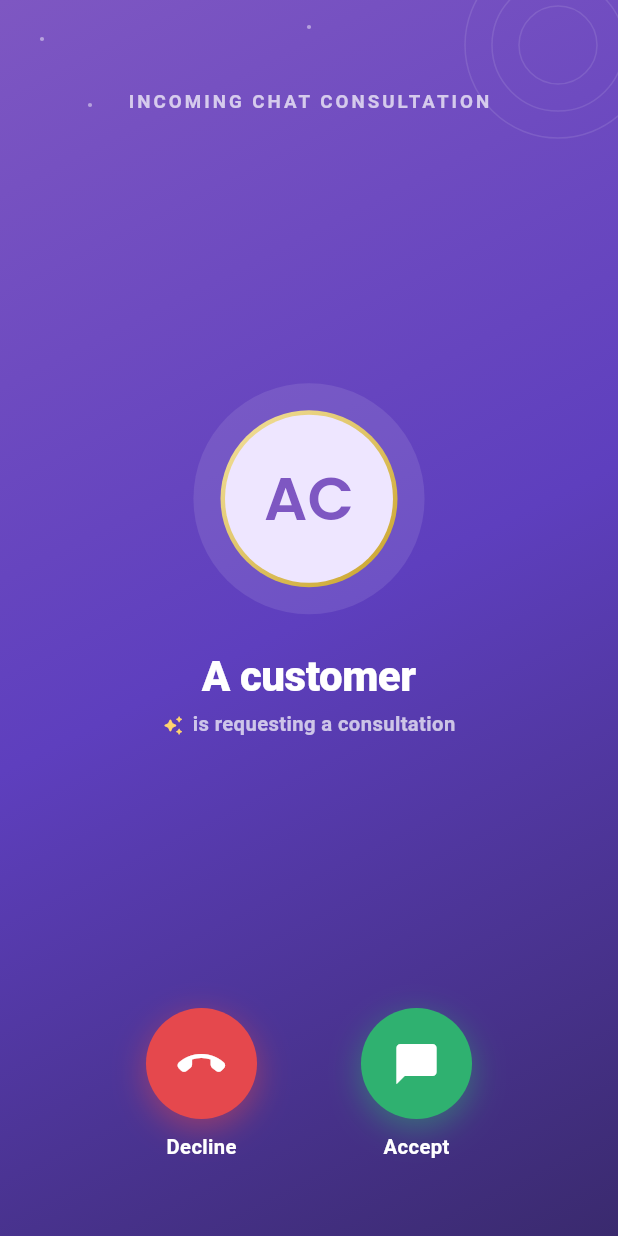
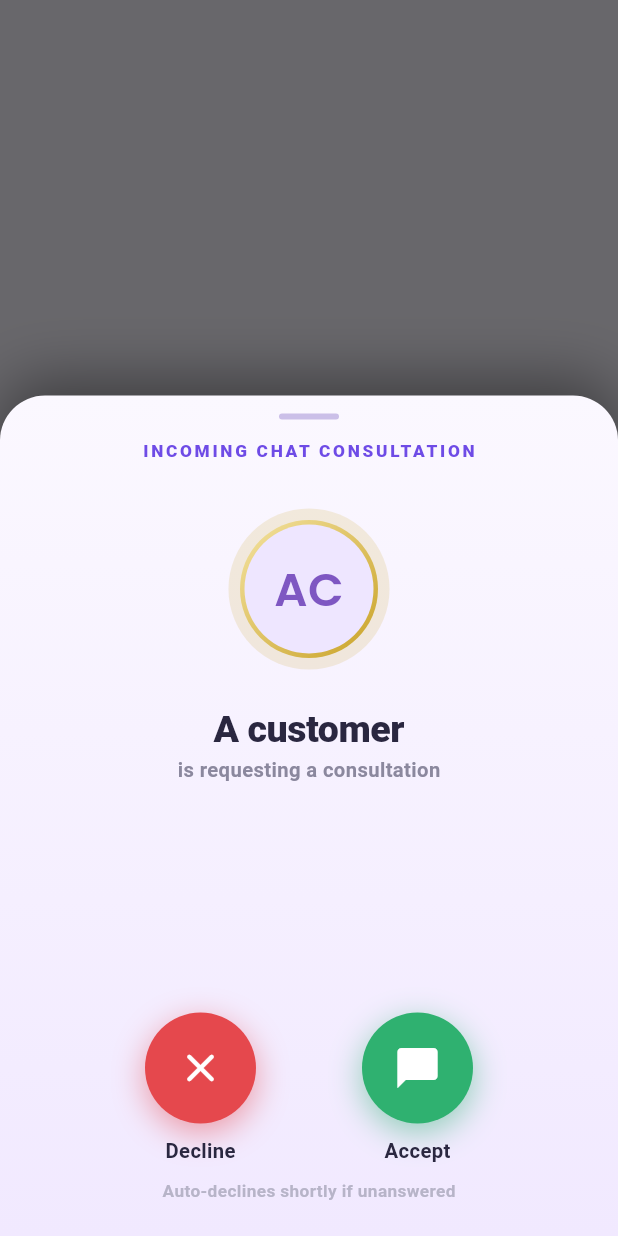
Before and after one commit to aaddrriisshh-dev/Asktro, a Flutter app: the IncomingCallScreen widget shown alone on an empty page, opened directly with empty values, on a phone screen of 412 x 824 dp. Run offline on Flutter 3.47's test engine with Material 3 defaults, Android fonts, the phone set to English and light mode, and no system bars; our stand-ins replace audioplayers, cloud_firestore, cloud_functions, connectivity_plus, equatable, firebase_analytics and 13 more; missing offline and left inert: firebase_app_check, razorpay_flutter; accounts and stored records are empty.

Commit message:
astrologer: incoming ring as a 68% overlay card (approved design)
Reworks the in-app incoming-call ring from a full-screen takeover into the
Truecaller-style overlay: the app dims behind and a rounded card slides up
covering ~68% of the screen with the pulsing caller avatar, name, a sign/age
context chip, and Decline/Accept. Ringtone, haptics, auto-dismiss and
accept/decline behaviour are unchanged. Tapping the dim area is absorbed
(never dismisses, never leaks to the app behind).

Co-Authored-By: Claude Opus 4.8 <noreply@anthropic.com>
Claude-Session: https://claude.ai/code/session_01WRrriC1w7QS5YfDnWvnAQM

```diff
--- a/apps/astrologer/lib/features/consultation/incoming_call.dart
+++ b/apps/astrologer/lib/features/consultation/incoming_call.dart
@@ -9,6 +9,7 @@ import 'package:shared_flutter/shared_flutter.dart';
 import '../../app/providers.dart';
 import '../../data/astrologer_repository.dart';
 import '../../ui/celestial.dart';
+import '../../ui/customer_insight.dart';
 import 'astrologer_consultation_screen.dart';
 
 /// Live view of the incoming consultation, so the ring auto-dismisses the moment
@@ -74,10 +75,22 @@ class _IncomingCallGateState extends ConsumerState<IncomingCallGate> {
 
   Future<void> _ring(SessionRow row) async {
     _ringing = true;
+    // A transparent route so the dimmed app shows behind the sliding card.
     await Navigator.of(context, rootNavigator: true).push(
-      MaterialPageRoute<void>(
-        fullscreenDialog: true,
-        builder: (_) => IncomingCallScreen(row: row, self: widget.self),
+      PageRouteBuilder<void>(
+        opaque: false,
+        barrierColor: Colors.transparent,
+        transitionDuration: const Duration(milliseconds: 320),
+        reverseTransitionDuration: const Duration(milliseconds: 220),
+        pageBuilder: (_, __, ___) => IncomingCallScreen(row: row, self: widget.self),
+        transitionsBuilder: (_, anim, __, child) => FadeTransition(
+          opacity: anim,
+          child: SlideTransition(
+            position: Tween<Offset>(begin: const Offset(0, 0.14), end: Offset.zero)
+                .animate(CurvedAnimation(parent: anim, curve: Curves.easeOutCubic)),
+            child: child,
+          ),
+        ),
       ),
     );
     _ringing = false;
@@ -188,77 +201,124 @@ class _IncomingCallScreenState extends ConsumerState<IncomingCallScreen>
     final cust = ref.watch(customerProvider(widget.row.c.customerId)).valueOrNull;
     final name = cust?.name ?? 'A customer';
     final type = widget.row.c.type;
+    final insight = CustomerInsight(cust);
+    final sign = insight.sunSign;
+    final age = insight.age;
+    final chip = <String>[
+      if (sign != '—') sign,
+      if (age != null) '$age yrs',
+    ].join(' · ');
 
     return PopScope(
       canPop: false, // must Accept or Decline — no accidental back-swipe
-      child: Scaffold(
-        body: Container(
-          decoration: const BoxDecoration(gradient: Sky.heroGrad),
+      child: Material(
+        type: MaterialType.transparency,
         child: Stack(
           children: [
-              const Positioned.fill(child: CelestialWash(opacity: 0.9)),
-              SafeArea(
+            // Dim the app behind the card; absorb taps so nothing leaks through
+            // and tapping outside the card never dismisses it.
+            Positioned.fill(
+              child: GestureDetector(
+                onTap: () {},
+                behavior: HitTestBehavior.opaque,
+                child: ColoredBox(color: Colors.black.withValues(alpha: 0.58)),
+              ),
+            ),
+            // The overlay card — ~68% of the screen, sliding up from the bottom.
+            Align(
+              alignment: Alignment.bottomCenter,
+              child: FractionallySizedBox(
+                heightFactor: 0.68,
+                widthFactor: 1,
+                child: Container(
+                  decoration: const BoxDecoration(
+                    gradient: LinearGradient(
+                      begin: Alignment.topCenter,
+                      end: Alignment.bottomCenter,
+                      colors: [Color(0xFFFBF8FF), Color(0xFFF1E9FF)],
+                    ),
+                    borderRadius: BorderRadius.vertical(top: Radius.circular(30)),
+                    boxShadow: [BoxShadow(color: Color(0x66000000), blurRadius: 34, offset: Offset(0, -10))],
+                  ),
+                  child: SafeArea(
+                    top: false,
                     child: Padding(
-                  padding: const EdgeInsets.fromLTRB(28, 40, 28, 40),
+                      padding: const EdgeInsets.fromLTRB(26, 12, 26, 22),
                       child: Column(
                         children: [
-                      const SizedBox(height: 20),
+                          Container(
+                            width: 40, height: 4,
+                            decoration: BoxDecoration(
+                              color: const Color(0xFFCBBFE8), borderRadius: BorderRadius.circular(99)),
+                          ),
+                          const SizedBox(height: 14),
                           Text('INCOMING ${type.name.toUpperCase()} CONSULTATION',
                               style: Sky.label.copyWith(
-                              color: Colors.white70, letterSpacing: 2, fontSize: 12.5)),
-                      const Spacer(),
+                                  color: Sky.purple, letterSpacing: 1.8, fontSize: 11.5, fontWeight: FontWeight.w800)),
+                          const SizedBox(height: 20),
                           // Pulsing halo around the caller's avatar.
                           AnimatedBuilder(
                             animation: _pulse,
-                        builder: (_, child) {
-                          final s = 1 + _pulse.value * 0.10;
-                          return Column(
-                            children: [
-                              Container(
-                                width: 150 * s,
-                                height: 150 * s,
+                            builder: (_, __) {
+                              final s = 1 + _pulse.value * 0.12;
+                              return SizedBox(
+                                width: 128, height: 128,
+                                child: Center(
+                                  child: Container(
+                                    width: 104 * s, height: 104 * s,
                                     decoration: BoxDecoration(
                                       shape: BoxShape.circle,
-                                  color: Colors.white.withValues(alpha: 0.10),
+                                      color: Sky.gold.withValues(alpha: 0.16),
                                     ),
                                     alignment: Alignment.center,
                                     child: Container(
-                                  width: 118,
-                                  height: 118,
+                                      width: 92, height: 92,
                                       decoration: const BoxDecoration(
                                           shape: BoxShape.circle, gradient: Sky.goldGrad),
                                       padding: const EdgeInsets.all(3),
-                                  child: AppAvatar(
-                                      name: name, photoUrl: cust?.profilePhoto, size: 112),
+                                      child: AppAvatar(name: name, photoUrl: cust?.profilePhoto, size: 86),
+                                    ),
+                                  ),
+                                ),
+                              );
+                            },
+                          ),
+                          const SizedBox(height: 16),
+                          Text(name,
+                              style: Sky.h1.copyWith(color: Sky.ink, fontSize: 25),
+                              maxLines: 1, overflow: TextOverflow.ellipsis),
+                          const SizedBox(height: 4),
+                          Text('is requesting a consultation',
+                              style: Sky.label.copyWith(color: Sky.ink2, fontSize: 13.5)),
+                          if (chip.isNotEmpty) ...[
+                            const SizedBox(height: 12),
+                            Container(
+                              padding: const EdgeInsets.symmetric(horizontal: 13, vertical: 7),
+                              decoration: BoxDecoration(
+                                color: Colors.white,
+                                borderRadius: BorderRadius.circular(999),
+                                border: Border.all(color: Sky.line),
+                              ),
+                              child: Row(
+                                mainAxisSize: MainAxisSize.min,
+                                children: [
+                                  const Icon(Icons.auto_awesome_rounded, size: 13, color: Sky.gold),
+                                  const SizedBox(width: 6),
+                                  Text(chip,
+                                      style: Sky.label.copyWith(
+                                          color: Sky.purpleDeep, fontSize: 12.5, fontWeight: FontWeight.w700)),
+                                ],
                               ),
                             ),
                           ],
-                          );
-                        },
-                      ),
-                      const SizedBox(height: 26),
-                      Text(name,
-                          style: Sky.h1.copyWith(color: Colors.white, fontSize: 28),
-                          maxLines: 1, overflow: TextOverflow.ellipsis),
-                      const SizedBox(height: 8),
-                      Row(
-                        mainAxisAlignment: MainAxisAlignment.center,
-                        children: [
-                          const Icon(Icons.auto_awesome_rounded, size: 14, color: Color(0xFFFFD36E)),
-                          const SizedBox(width: 6),
-                          Text('is requesting a consultation',
-                              style: Sky.label.copyWith(color: Colors.white70, fontSize: 13.5)),
-                        ],
-                      ),
                           const Spacer(),
-                      // Decline / Accept.
                           Row(
                             mainAxisAlignment: MainAxisAlignment.spaceEvenly,
                             children: [
                               _action(
                                 label: 'Decline',
                                 color: Sky.red,
-                            icon: Icons.call_end_rounded,
+                                icon: Icons.close_rounded,
                                 onTap: _acting ? null : _decline,
                               ),
                               _action(
@@ -270,19 +330,16 @@ class _IncomingCallScreenState extends ConsumerState<IncomingCallScreen>
                             ],
                           ),
                           const SizedBox(height: 10),
-                      if (_acting)
-                        const Padding(
-                          padding: EdgeInsets.only(top: 6),
-                          child: SizedBox(
-                              width: 20, height: 20,
-                              child: CircularProgressIndicator(strokeWidth: 2, color: Colors.white)),
-                        ),
+                          Text(_acting ? 'Connecting…' : 'Auto-declines shortly if unanswered',
+                              style: Sky.label.copyWith(color: Sky.ink3, fontSize: 11.5)),
                         ],
                       ),
                     ),
                   ),
+                ),
+              ),
+            ),
           ],
-          ),
         ),
       ),
     );
@@ -311,7 +368,7 @@ class _IncomingCallScreenState extends ConsumerState<IncomingCallScreen>
             child: Icon(icon, color: Colors.white, size: 32),
           ),
           const SizedBox(height: 10),
-          Text(label, style: Sky.label.copyWith(color: Colors.white, fontWeight: FontWeight.w700, fontSize: 13.5)),
+          Text(label, style: Sky.label.copyWith(color: Sky.ink, fontWeight: FontWeight.w700, fontSize: 13.5)),
         ],
       ),
     );
```
Lines whose indentation alone changed are shown as unchanged.
